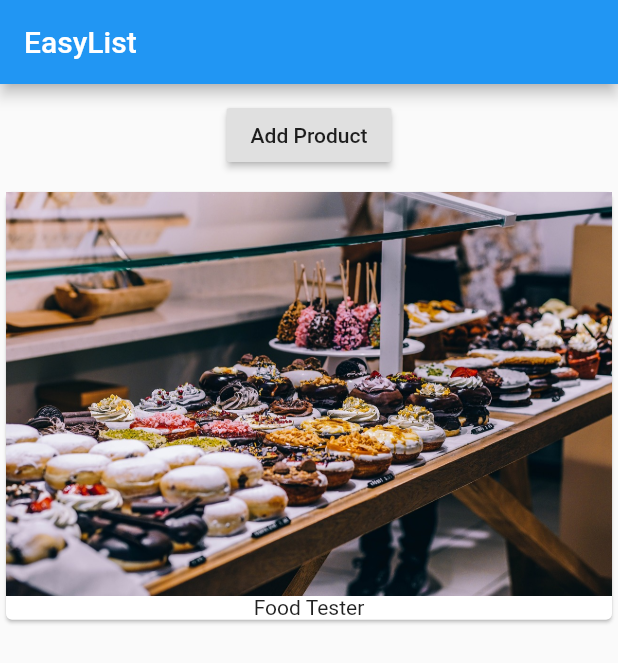
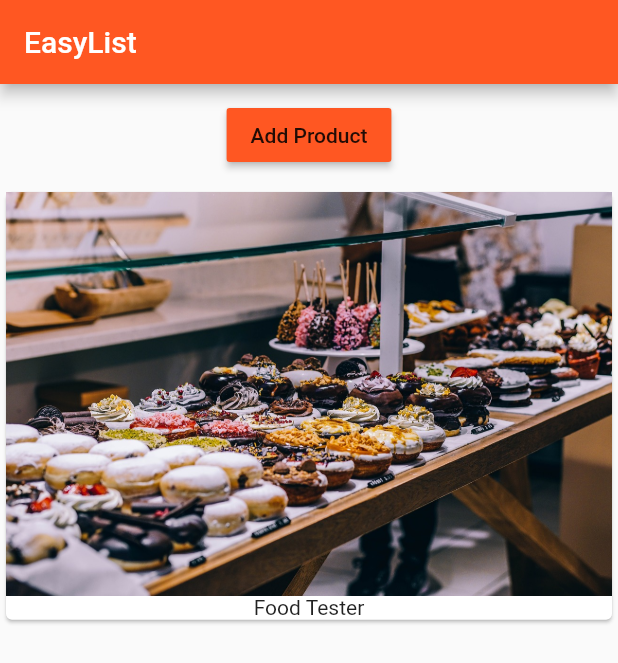
Before and after one commit to AmruthPillai/Learn-Flutter, a Flutter app: the screen it shows after launch, on a phone screen of 412 x 824 dp. Shown: the top 663 px of the screen. Run offline on Flutter 3.47's test engine with Material 2 defaults, Android fonts, the phone set to English and light mode, and no system bars.

Commit message:
adding themes

```diff
--- a/lib/main.dart
+++ b/lib/main.dart
@@ -7,6 +7,8 @@ class MyApp extends StatelessWidget {
   @override
   Widget build(BuildContext context) {
     return MaterialApp(
+        theme: ThemeData(
+            primarySwatch: Colors.deepOrange, accentColor: Colors.deepPurple),
         home: Scaffold(
             appBar: AppBar(title: Text('EasyList')),
             body: ProductManager('Food Tester')));
--- a/lib/product_manager.dart
+++ b/lib/product_manager.dart
@@ -39,6 +39,7 @@ class _ProductManagerState extends State<ProductManager> {
       Container(
         margin: EdgeInsets.all(10.0),
         child: RaisedButton(
+          color: Theme.of(context).primaryColor,
           child: Text('Add Product'),
           onPressed: () {
             setState(() => _products.add('Advanced Food Tester'));
```
